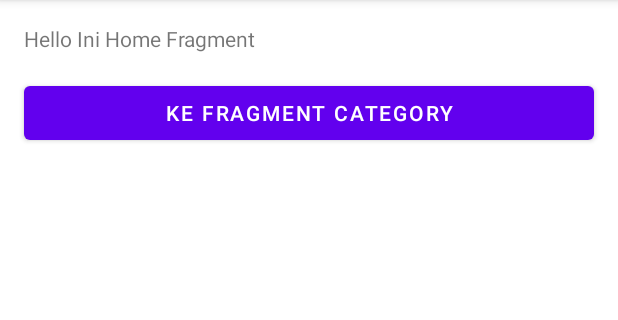
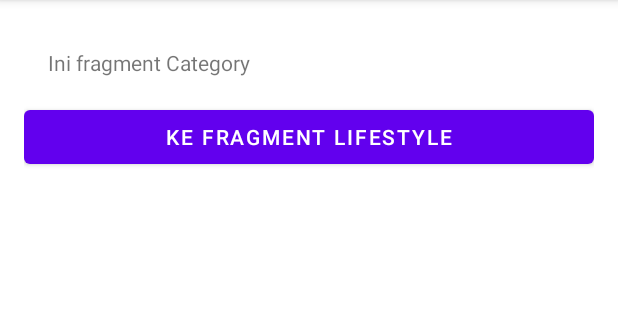
Before and after one commit to suryaharahap/fundamental-android, an Android app: the screen it shows after launch (MainActivity), after a tap on "KE FRAGMENT CATEGORY", on a phone screen of 412 x 824 dp, the part 84-404 px from its top. Run offline under Robolectric (Android 15) with nearby library versions, the phone set to English and light mode, and no system bars.

Commit message:
Fix: change funtion onClick in HomeFragment

```diff
--- a/MyFlexibleFragment/app/src/main/java/me/suryaharahap/myflexiblefragment/HomeFragment.kt
+++ b/MyFlexibleFragment/app/src/main/java/me/suryaharahap/myflexiblefragment/HomeFragment.kt
@@ -24,7 +24,15 @@ class HomeFragment : Fragment(), View.OnClickListener {
     }
 
     override fun onClick(v: View) {
-        // Code here
+        if (v.id == R.id.btn_category) {
+            val mCategoryFragment = CategoryFragment()
+            val mFragmentManager = parentFragmentManager
+            mFragmentManager.beginTransaction().apply {
+                replace(R.id.frame_container, mCategoryFragment, CategoryFragment::class.java.simpleName)
+                addToBackStack(null)
+                commit()
+            }
+        }
     }
 
 }
```
